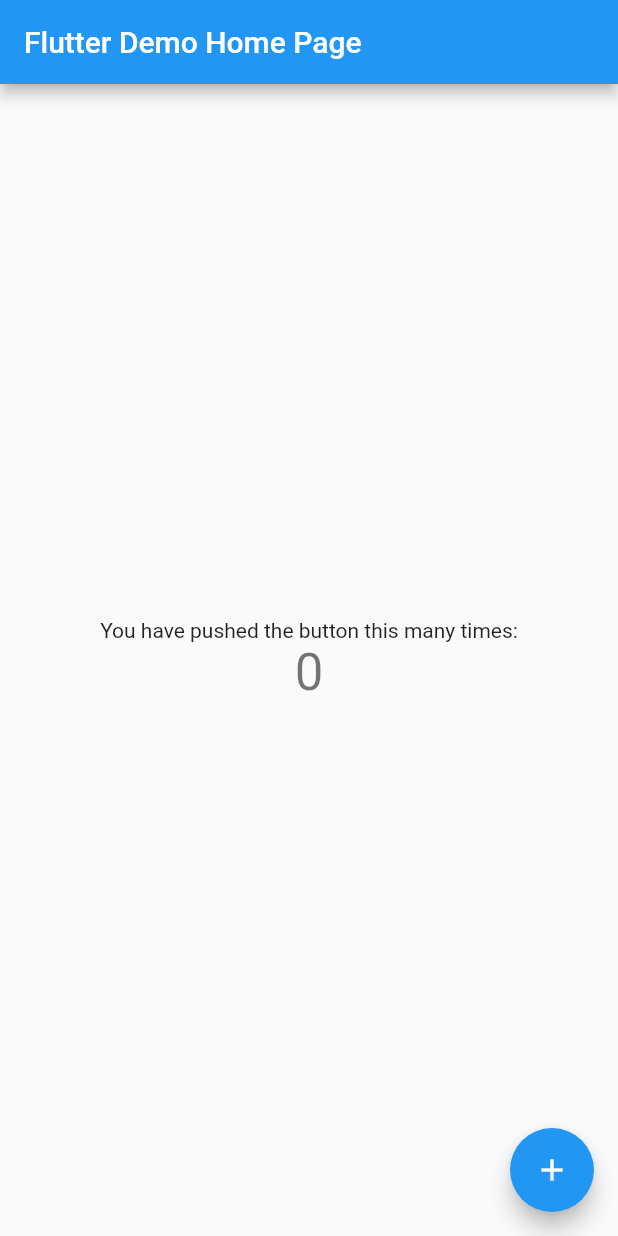
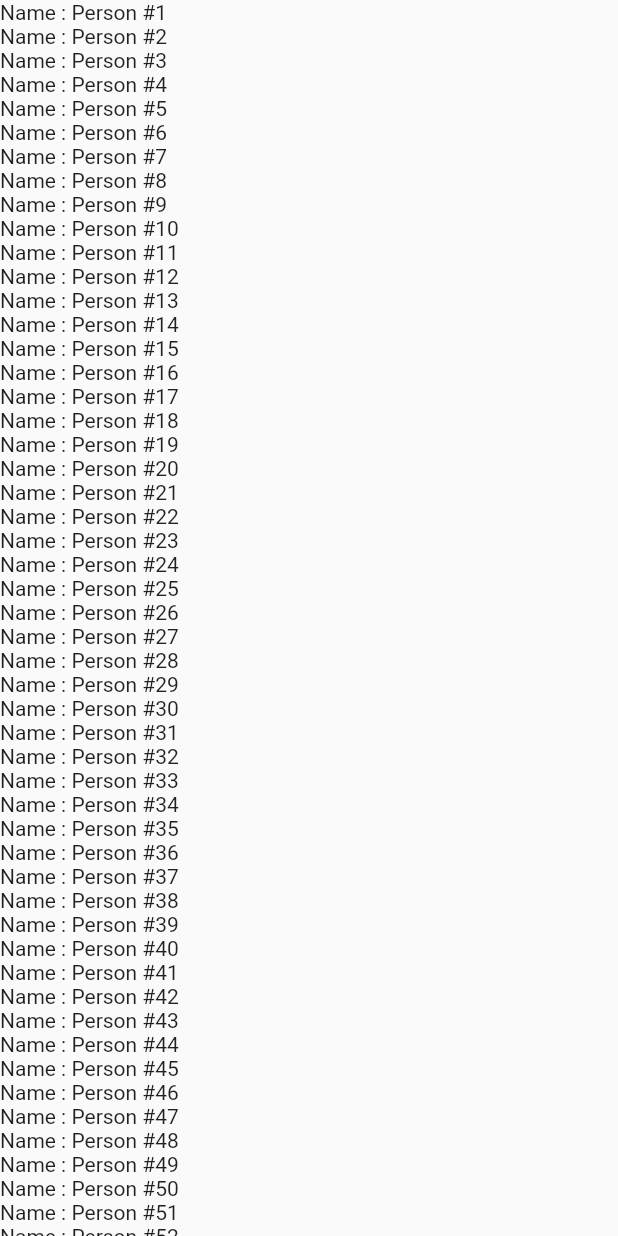
Before and after one commit to yagrariksa/flutter_learn, a Flutter app: the screen it shows after launch, on a phone screen of 412 x 824 dp. Run offline on Flutter 3.47's test engine with Material 2 defaults, Android fonts, the phone set to English and light mode, and no system bars.

Commit message:
#1 iterate data

```diff
--- /dev/null
+++ b/config.json
@@ -0,0 +1,4 @@
+{
+    "openai_key": "",
+    "modules": []
+}
--- /dev/null
+++ b/lib/yerApp.dart
@@ -0,0 +1,94 @@
+import 'package:flutter/cupertino.dart';
+import 'package:flutter/material.dart';
+
+const detailsPageRouteName = '/details';
+
+class YerApp extends StatelessWidget {
+  const YerApp({super.key});
+
+  @override
+  Widget build(BuildContext context) {
+    // TODO: implement build
+    return CupertinoApp(
+      debugShowCheckedModeBanner: false,
+      home: HomePage(),
+      routes: {
+        detailsPageRouteName: (context) => const DetailsPage(),
+      },
+    );
+  }
+}
+
+@immutable
+class Person {
+  final String name;
+  const Person({
+    required this.name,
+  });
+}
+
+class PersonView extends StatelessWidget {
+  final Person person;
+  const PersonView({Key? key, required this.person}) : super(key: key);
+
+  @override
+  Widget build(BuildContext context) {
+    return Column(
+      children: [
+        Row(
+          children: [Text("Name : "), Text(person.name)],
+        ),
+      ],
+    );
+  }
+}
+
+class DetailsPage extends StatelessWidget {
+  const DetailsPage({Key? key}) : super(key: key);
+
+  @override
+  Widget build(BuildContext context) {
+    return Container(
+      height: 100,
+      width: MediaQuery.of(context).size.width,
+      decoration: const BoxDecoration(
+        color: Colors.green,
+      ),
+      child: Column(
+        children: [
+          Text("text"),
+        ],
+      ),
+    );
+  }
+}
+
+class HomePage extends StatefulWidget {
+  const HomePage({Key? key}) : super(key: key);
+
+  @override
+  State<HomePage> createState() => _HomePageState();
+}
+
+final mockPersons = Iterable.generate(
+  100,
+  (index) => Person(
+    name: 'Person #${index + 1}',
+  ),
+);
+
+class _HomePageState extends State<HomePage> {
+  int _counter = 0;
+
+  @override
+  Widget build(BuildContext context) {
+    return Scaffold(
+      body: SafeArea(
+          child: SingleChildScrollView(
+        child: Column(
+          children: mockPersons.map((e) => PersonView(person: e)).toList(),
+        ),
+      )),
+    );
+  }
+}
```
Also changed, not shown: lib/main.dart (+9 -2 lines).
